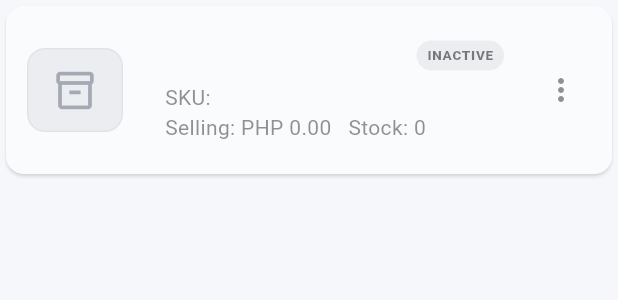
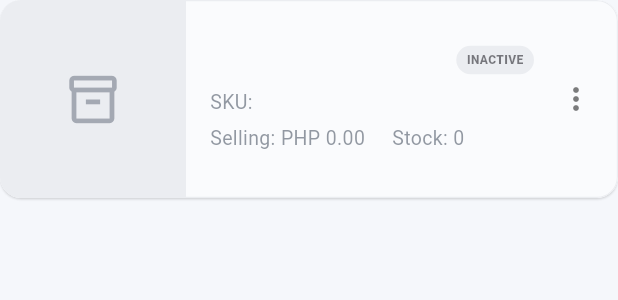
Before and after one commit to FlavPOS/POS-Software, a Flutter app: the _ProductCard widget shown alone on an empty page, opened directly with empty values, on a phone screen of 412 x 824 dp. Shown: the top 300 px of the screen. Run offline on Flutter 3.47's test engine with Material 3 defaults, Android fonts, the phone set to English and light mode, and no system bars; our stand-ins replace connectivity_plus, cross_file, firebase_core, firebase_database, image_picker, shared_preferences and 1 more; missing offline and left inert: excel, file_saver, file_selector, idb_shim; accounts and stored records are empty.

Commit message:
Enhance responsive product cards with full-height pictures

```diff
--- a/lib/screens/products_screen.dart
+++ b/lib/screens/products_screen.dart
@@ -1309,36 +1309,107 @@ class _ProductCard extends StatelessWidget {
 
   @override
   Widget build(BuildContext context) {
+    final tablet = MediaQuery.sizeOf(context).width >= 600;
+
+    final cardHeight = tablet ? 148.0 : 132.0;
+
     return Opacity(
       opacity: product.active ? 1 : 0.58,
       child: Card(
+        margin: EdgeInsets.zero,
         color: selected ? const Color(0xFFF5F3FF) : Colors.white,
+        elevation: 0.6,
         shape: RoundedRectangleBorder(
-          borderRadius: BorderRadius.circular(12),
+          borderRadius: BorderRadius.circular(14),
           side: selected
               ? const BorderSide(color: Color(0xFF7C3AED), width: 1.5)
-              : BorderSide.none,
+              : const BorderSide(color: Color(0xFFE5E7EB), width: 0.8),
         ),
         clipBehavior: Clip.antiAlias,
-        child: ListTile(
+        child: SizedBox(
+          height: cardHeight,
+          child: InkWell(
             onTap: onTap,
-          contentPadding: const EdgeInsets.fromLTRB(14, 13, 10, 13),
-          horizontalTitleGap: 14,
-          minLeadingWidth: 78,
-          leading: _ProductThumbnail(product: product),
-          title: Row(
+            child: Row(
+              crossAxisAlignment: CrossAxisAlignment.stretch,
+              children: [
+                _ProductThumbnail(product: product),
+                Expanded(
+                  child: Padding(
+                    padding: const EdgeInsets.fromLTRB(16, 14, 4, 14),
+                    child: Column(
+                      mainAxisAlignment: MainAxisAlignment.center,
+                      crossAxisAlignment: CrossAxisAlignment.start,
+                      children: [
+                        Row(
+                          crossAxisAlignment: CrossAxisAlignment.start,
                           children: [
                             Expanded(
                               child: Text(
                                 product.name,
                                 maxLines: 2,
                                 overflow: TextOverflow.ellipsis,
-                  style: const TextStyle(fontWeight: FontWeight.w700),
+                                style: const TextStyle(
+                                  fontSize: 16,
+                                  height: 1.22,
+                                  fontWeight: FontWeight.w700,
+                                ),
                               ),
                             ),
                             const SizedBox(width: 8),
-              Container(
-                padding: const EdgeInsets.symmetric(horizontal: 7, vertical: 3),
+                            _buildStatusBadge(),
+                          ],
+                        ),
+                        const SizedBox(height: 9),
+                        Text(
+                          'SKU: ${product.sku}',
+                          maxLines: 1,
+                          overflow: TextOverflow.ellipsis,
+                          style: const TextStyle(
+                            color: Color(0xFF4B5563),
+                            fontSize: 13,
+                          ),
+                        ),
+                        const SizedBox(height: 5),
+                        Wrap(
+                          spacing: 18,
+                          runSpacing: 4,
+                          children: [
+                            Text(
+                              'Selling: PHP '
+                              '${product.sellingPrice.toStringAsFixed(2)}',
+                              style: const TextStyle(
+                                color: Color(0xFF4B5563),
+                                fontSize: 13,
+                              ),
+                            ),
+                            Text(
+                              'Stock: '
+                              '${product.currentStock}',
+                              style: const TextStyle(
+                                color: Color(0xFF4B5563),
+                                fontSize: 13,
+                              ),
+                            ),
+                          ],
+                        ),
+                      ],
+                    ),
+                  ),
+                ),
+                Align(alignment: Alignment.center, child: _buildTrailing()),
+                const SizedBox(width: 4),
+              ],
+            ),
+          ),
+        ),
+      ),
+    );
+  }
+
+  Widget _buildStatusBadge() {
+    return Container(
+      padding: const EdgeInsets.symmetric(horizontal: 7, vertical: 4),
       decoration: BoxDecoration(
         color: product.active
             ? const Color(0xFFD1FAE5)
@@ -1347,38 +1418,35 @@ class _ProductCard extends StatelessWidget {
       ),
       child: Text(
         product.active ? 'ACTIVE' : 'INACTIVE',
-                  style: const TextStyle(
-                    fontSize: 9,
-                    fontWeight: FontWeight.w800,
-                  ),
-                ),
-              ),
-            ],
-          ),
-          subtitle: Padding(
-            padding: const EdgeInsets.only(top: 6),
-            child: Text(
-              'SKU: ${product.sku}\n'
-              'Selling: PHP ${product.sellingPrice.toStringAsFixed(2)}'
-              '   Stock: ${product.currentStock}',
-            ),
-          ),
-          trailing: selectionMode
-              ? Checkbox(
+        style: const TextStyle(fontSize: 8, fontWeight: FontWeight.w800),
+      ),
+    );
+  }
+
+  Widget _buildTrailing() {
+    if (selectionMode) {
+      return Checkbox(
         value: selected,
         onChanged: deleting
             ? null
             : (_) {
                 onSelectionChanged();
               },
-                )
-              : deleting
-              ? const SizedBox(
-                  width: 24,
-                  height: 24,
+      );
+    }
+
+    if (deleting) {
+      return const Padding(
+        padding: EdgeInsets.all(12),
+        child: SizedBox(
+          width: 22,
+          height: 22,
           child: CircularProgressIndicator(strokeWidth: 2),
-                )
-              : PopupMenuButton<String>(
+        ),
+      );
+    }
+
+    return PopupMenuButton<String>(
       tooltip: 'Product options',
       onSelected: (value) {
         switch (value) {
@@ -1405,10 +1473,7 @@ class _ProductCard extends StatelessWidget {
             value: 'delete',
             child: ListTile(
               contentPadding: EdgeInsets.zero,
-                          leading: Icon(
-                            Icons.delete_outline,
-                            color: Color(0xFFB91C1C),
-                          ),
+              leading: Icon(Icons.delete_outline, color: Color(0xFFB91C1C)),
               title: Text(
                 'Delete Product',
                 style: TextStyle(color: Color(0xFFB91C1C)),
@@ -1417,9 +1482,6 @@ class _ProductCard extends StatelessWidget {
           ),
         ];
       },
-                ),
-        ),
-      ),
     );
   }
 }
@@ -1468,72 +1530,48 @@ class _ProductThumbnailState extends State<_ProductThumbnail> {
 
   @override
   Widget build(BuildContext context) {
-    final screenWidth = MediaQuery.sizeOf(context).width;
-
-    final tablet = screenWidth >= 600;
-
-    final imageWidth = tablet ? 76.0 : 64.0;
-
-    final imageHeight = tablet ? 84.0 : 72.0;
+    final tablet = MediaQuery.sizeOf(context).width >= 600;
+
+    final imageWidth = tablet ? 140.0 : 124.0;
 
     return SizedBox(
       width: imageWidth,
-      height: imageHeight,
+      height: double.infinity,
       child: FutureBuilder<Uint8List?>(
         future: _photoFuture,
         builder: (context, snapshot) {
           final bytes = snapshot.data;
 
           if (bytes == null || bytes.isEmpty) {
-            return _placeholder(width: imageWidth, height: imageHeight);
-          }
-
-          return Container(
-            width: imageWidth,
-            height: imageHeight,
-            decoration: BoxDecoration(
-              color: Colors.white,
-              borderRadius: BorderRadius.circular(12),
-              border: Border.all(color: const Color(0xFFE5E7EB)),
-            ),
-            child: ClipRRect(
-              borderRadius: BorderRadius.circular(8),
-              child: Image.memory(
+            return _placeholder();
+          }
+
+          return Image.memory(
             bytes,
             width: imageWidth,
-                height: imageHeight,
+            height: double.infinity,
             fit: BoxFit.cover,
             alignment: Alignment.center,
             filterQuality: FilterQuality.medium,
             errorBuilder: (context, error, stackTrace) {
-                  return _placeholder(width: imageWidth, height: imageHeight);
-                },
-              ),
-            ),
-          );
-        },
-      ),
-    );
-  }
-
-  Widget _placeholder({required double width, required double height}) {
+              return _placeholder();
+            },
+          );
+        },
+      ),
+    );
+  }
+
+  Widget _placeholder() {
     return Container(
-      width: width,
-      height: height,
-      decoration: BoxDecoration(
+      width: double.infinity,
+      height: double.infinity,
       color: widget.product.active
           ? const Color(0xFFEDE9FE)
           : const Color(0xFFE5E7EB),
-        borderRadius: BorderRadius.circular(12),
-        border: Border.all(
-          color: widget.product.active
-              ? const Color(0xFFC4B5FD)
-              : const Color(0xFFD1D5DB),
-        ),
-      ),
       child: Icon(
         Icons.inventory_2_outlined,
-        size: 30,
+        size: 38,
         color: widget.product.active
             ? const Color(0xFF6D28D9)
             : const Color(0xFF6B7280),
```
Lines whose indentation alone changed are shown as unchanged.
